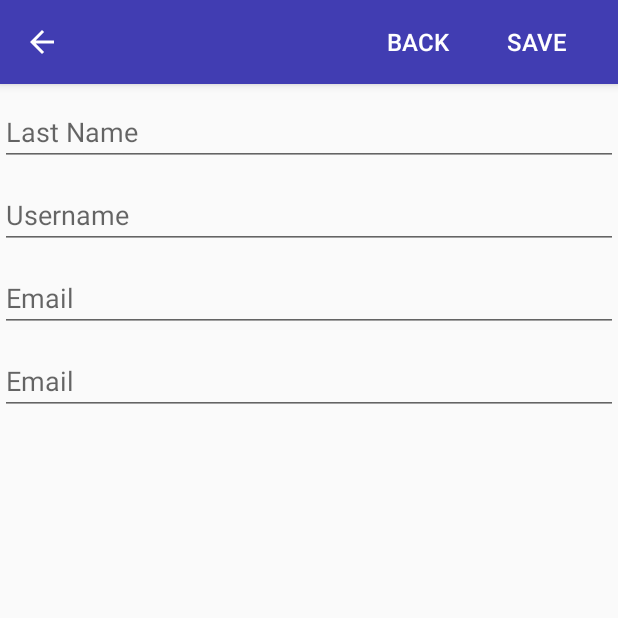
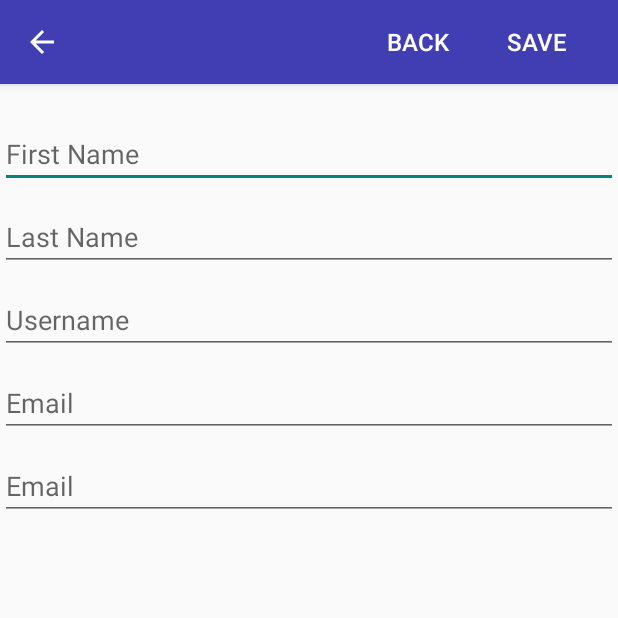
Before and after one commit to Mitra236/doPostAndroid, an Android app: the ContactActivity screen opened directly, with no data from a screen before it, on a phone screen of 412 x 824 dp, the top half of it. Run offline under Robolectric (Android 15) with nearby library versions, the phone set to English and light mode, and no system bars.

Commit message:
popravljena margina u contact i create contact

```diff
--- a/DoPostEmail/app/src/main/res/layout/activity_contact.xml
+++ b/DoPostEmail/app/src/main/res/layout/activity_contact.xml
@@ -16,7 +16,7 @@
         android:ems="10"
         android:inputType="text"
         android:hint="First Name"
-        android:layout_marginTop="10dp"
+        android:layout_marginTop="80dp"
         android:text="" />
 
     <EditText
--- a/DoPostEmail/app/src/main/res/layout/activity_create_contact.xml
+++ b/DoPostEmail/app/src/main/res/layout/activity_create_contact.xml
@@ -16,7 +16,7 @@
         android:ems="10"
         android:inputType="text"
         android:hint="First Name"
-        android:layout_marginTop="10dp"
+        android:layout_marginTop="80dp"
         android:text="" />
 
     <EditText
```
